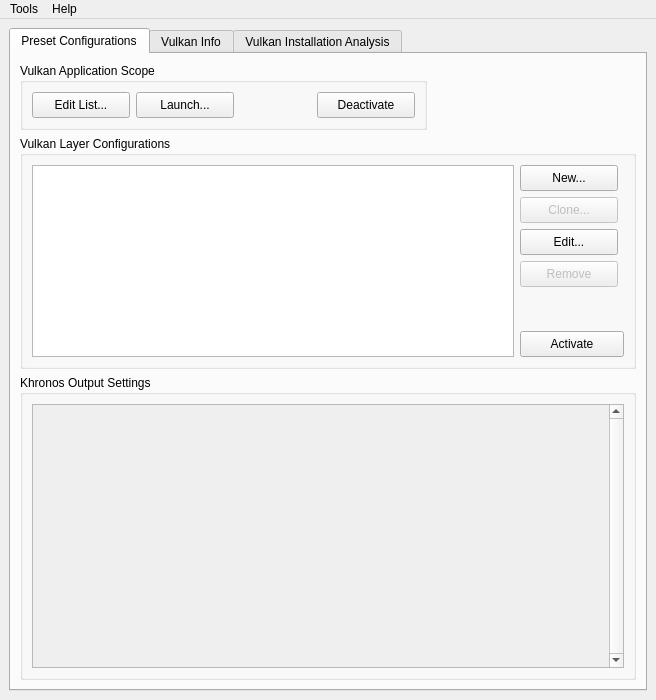
LunarG/VulkanTools, file vkconfig/mainwindow.ui: the form before one commit.
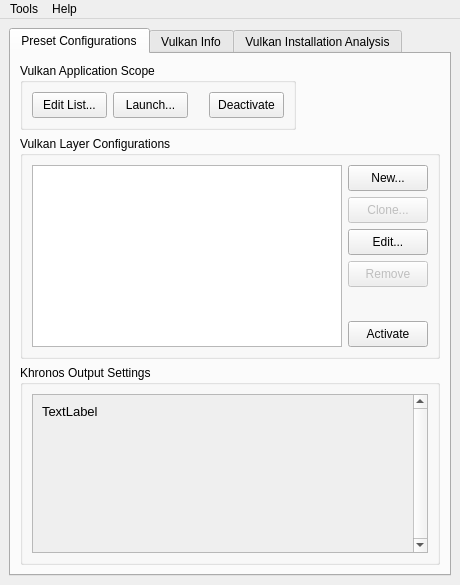
The form after the commit. Icons and pictures are not drawn.

Patch:
```diff
--- a/vkconfig/mainwindow.ui
+++ b/vkconfig/mainwindow.ui
@@ -6,20 +6,20 @@
    <rect>
     <x>0</x>
     <y>0</y>
-    <width>656</width>
-    <height>700</height>
+    <width>460</width>
+    <height>585</height>
    </rect>
   </property>
   <property name="minimumSize">
    <size>
-    <width>490</width>
+    <width>460</width>
     <height>585</height>
    </size>
   </property>
   <property name="maximumSize">
    <size>
-    <width>1024</width>
-    <height>1024</height>
+    <width>2048</width>
+    <height>1200</height>
    </size>
   </property>
   <property name="windowTitle">
@@ -56,7 +56,7 @@
             <widget class="QPushButton" name="pushButtonAppList">
              <property name="minimumSize">
               <size>
-               <width>98</width>
+               <width>75</width>
                <height>26</height>
               </size>
              </property>
@@ -69,7 +69,7 @@
             <widget class="QPushButton" name="pushButtonLaunch">
              <property name="minimumSize">
               <size>
-               <width>98</width>
+               <width>75</width>
                <height>26</height>
               </size>
              </property>
@@ -95,7 +95,7 @@
             <widget class="QPushButton" name="pushButtonDisable">
              <property name="minimumSize">
               <size>
-               <width>98</width>
+               <width>75</width>
                <height>26</height>
               </size>
              </property>
@@ -132,47 +132,6 @@
            <string>Vulkan Layer Configurations</string>
           </property>
           <layout class="QGridLayout" name="gridLayout">
-           <item row="1" column="1" colspan="2">
-            <widget class="QPushButton" name="pushButtonClone">
-             <property name="enabled">
-              <bool>false</bool>
-             </property>
-             <property name="minimumSize">
-              <size>
-               <width>98</width>
-               <height>26</height>
-              </size>
-             </property>
-             <property name="maximumSize">
-              <size>
-               <width>98</width>
-               <height>16777215</height>
-              </size>
-             </property>
-             <property name="text">
-              <string>Clone...</string>
-             </property>
-            </widget>
-           </item>
-           <item row="0" column="1" colspan="2">
-            <widget class="QPushButton" name="pushButtonNewProfile">
-             <property name="minimumSize">
-              <size>
-               <width>98</width>
-               <height>26</height>
-              </size>
-             </property>
-             <property name="maximumSize">
-              <size>
-               <width>98</width>
-               <height>16777215</height>
-              </size>
-             </property>
-             <property name="text">
-              <string>New...</string>
-             </property>
-            </widget>
-           </item>
            <item row="0" column="0" rowspan="6">
             <widget class="QListWidget" name="listWidgetProfiles">
              <property name="sizePolicy">
@@ -183,19 +142,6 @@
              </property>
             </widget>
            </item>
-           <item row="5" column="1" colspan="2">
-            <widget class="QPushButton" name="pushButtonActivate">
-             <property name="minimumSize">
-              <size>
-               <width>98</width>
-               <height>26</height>
-              </size>
-             </property>
-             <property name="text">
-              <string>Activate</string>
-             </property>
-            </widget>
-           </item>
            <item row="3" column="1">
             <widget class="QPushButton" name="pushButtonRemove">
              <property name="enabled">
@@ -203,10 +149,16 @@
              </property>
              <property name="minimumSize">
               <size>
-               <width>98</width>
+               <width>76</width>
                <height>26</height>
               </size>
              </property>
+             <property name="maximumSize">
+              <size>
+               <width>98</width>
+               <height>16777215</height>
+              </size>
+             </property>
              <property name="text">
               <string>Remove</string>
              </property>
@@ -216,15 +168,81 @@
             <widget class="QPushButton" name="pushButtonEdit">
              <property name="minimumSize">
               <size>
-               <width>0</width>
+               <width>76</width>
                <height>26</height>
               </size>
              </property>
+             <property name="maximumSize">
+              <size>
+               <width>98</width>
+               <height>16777215</height>
+              </size>
+             </property>
              <property name="text">
               <string>Edit...</string>
              </property>
             </widget>
            </item>
+           <item row="1" column="1">
+            <widget class="QPushButton" name="pushButtonClone">
+             <property name="enabled">
+              <bool>false</bool>
+             </property>
+             <property name="minimumSize">
+              <size>
+               <width>76</width>
+               <height>26</height>
+              </size>
+             </property>
+             <property name="maximumSize">
+              <size>
+               <width>98</width>
+               <height>16777215</height>
+              </size>
+             </property>
+             <property name="text">
+              <string>Clone...</string>
+             </property>
+            </widget>
+           </item>
+           <item row="0" column="1">
+            <widget class="QPushButton" name="pushButtonNewProfile">
+             <property name="minimumSize">
+              <size>
+               <width>76</width>
+               <height>26</height>
+              </size>
+             </property>
+             <property name="maximumSize">
+              <size>
+               <width>98</width>
+               <height>16777215</height>
+              </size>
+             </property>
+             <property name="text">
+              <string>New...</string>
+             </property>
+            </widget>
+           </item>
+           <item row="5" column="1">
+            <widget class="QPushButton" name="pushButtonActivate">
+             <property name="minimumSize">
+              <size>
+               <width>76</width>
+               <height>26</height>
+              </size>
+             </property>
+             <property name="maximumSize">
+              <size>
+               <width>98</width>
+               <height>16777215</height>
+              </size>
+             </property>
+             <property name="text">
+              <string>Activate</string>
+             </property>
+            </widget>
+           </item>
           </layout>
          </widget>
         </item>
@@ -253,10 +271,32 @@
                <rect>
                 <x>0</x>
                 <y>0</y>
-                <width>575</width>
-                <height>281</height>
+                <width>379</width>
+                <height>166</height>
                </rect>
               </property>
+              <layout class="QHBoxLayout" name="horizontalLayout_3">
+               <item>
+                <widget class="QLabel" name="labelGetStarted">
+                 <property name="font">
+                  <font>
+                   <pointsize>10</pointsize>
+                   <weight>50</weight>
+                   <bold>false</bold>
+                  </font>
+                 </property>
+                 <property name="text">
+                  <string>TextLabel</string>
+                 </property>
+                 <property name="alignment">
+                  <set>Qt::AlignLeading|Qt::AlignLeft|Qt::AlignTop</set>
+                 </property>
+                 <property name="wordWrap">
+                  <bool>true</bool>
+                 </property>
+                </widget>
+               </item>
+              </layout>
              </widget>
             </widget>
            </item>
@@ -284,7 +324,7 @@
     <rect>
      <x>0</x>
      <y>0</y>
-     <width>656</width>
+     <width>460</width>
      <height>21</height>
     </rect>
    </property>
```
